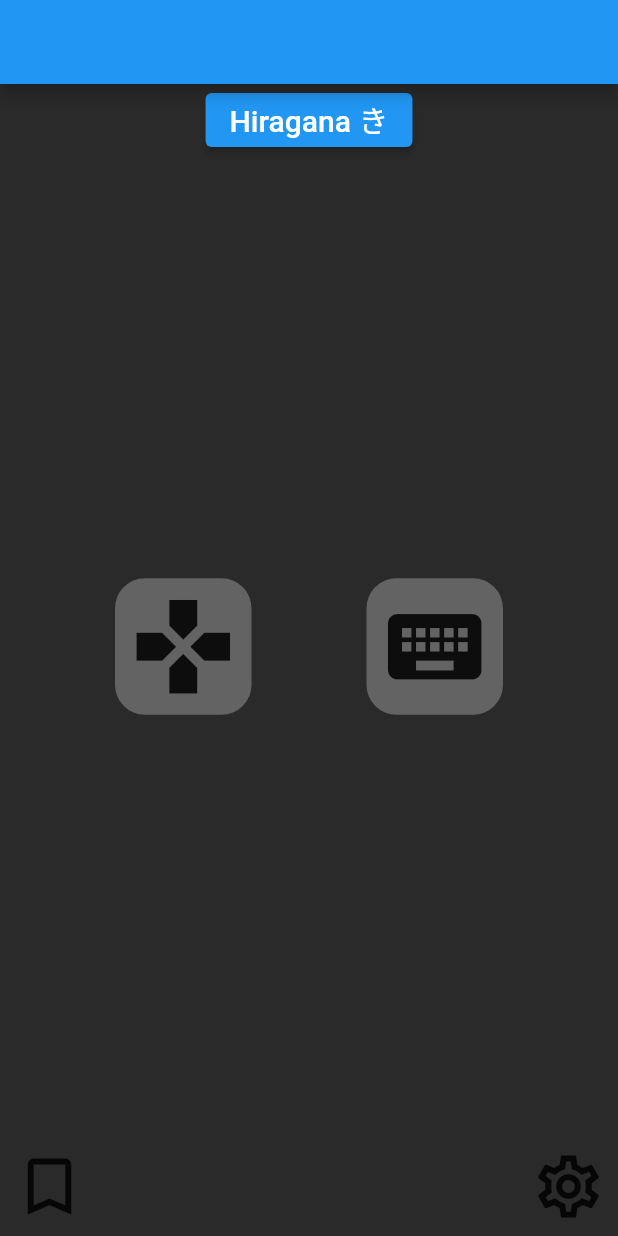
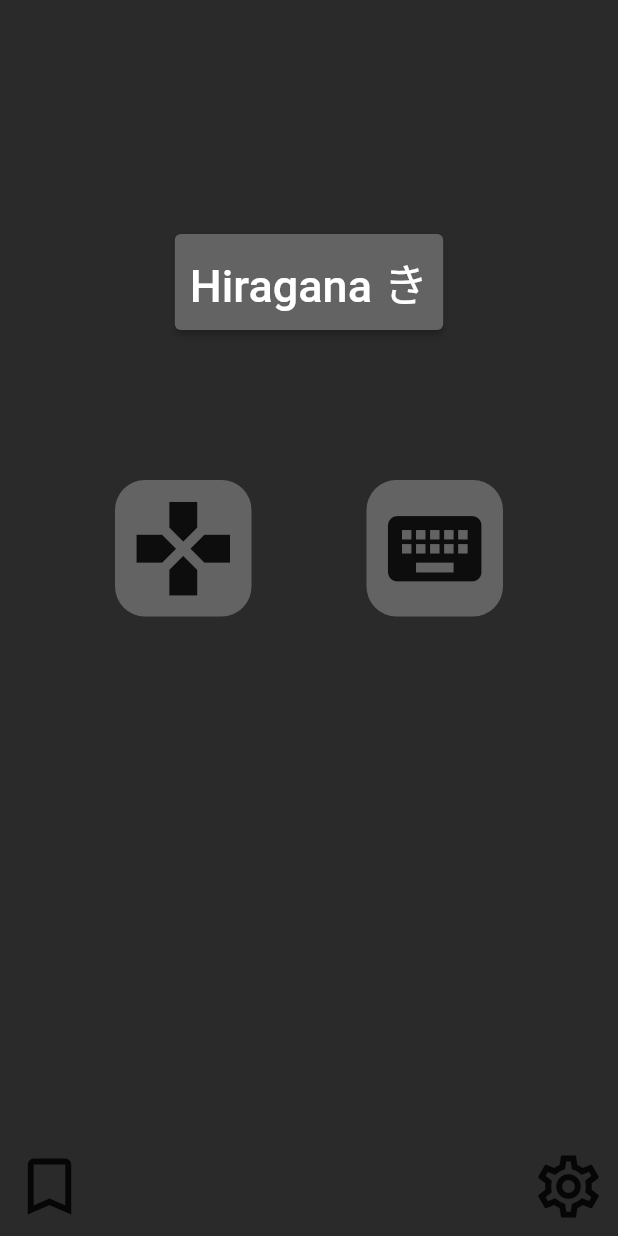
Before and after one commit to Hanssel36/KanaVocab, a Flutter app: the screen it shows after launch, on a phone screen of 412 x 824 dp. Run offline on Flutter 3.47's test engine with Material 2 defaults, Android fonts, the phone set to English and light mode, and no system bars; our stand-ins replace go_router.

Commit message:
UI update

```diff
--- a/lib/main.dart
+++ b/lib/main.dart
@@ -72,25 +72,31 @@ class _HomeScreenState extends State<HomeScreen> {
   @override
   Widget build(BuildContext context) {
     return MaterialApp(
+      debugShowCheckedModeBanner: false,
       home: Scaffold(
-        appBar: AppBar(),
+        appBar: AppBar(
+          backgroundColor: backGroundDark,
+          elevation: 0,
+        ),
         backgroundColor: backGroundDark,
         body: Column(
-          mainAxisAlignment: MainAxisAlignment.spaceBetween,
           children: [
-            Row(
-              mainAxisAlignment: MainAxisAlignment.center,
-              children: [
-                ElevatedButton(
+            Padding(
+              padding: const EdgeInsets.all(100.0),
+              child: ElevatedButton(
+                style: ButtonStyle(
+                    backgroundColor: MaterialStateProperty.all<Color>(tiles),
+                    padding:
+                        MaterialStateProperty.all(const EdgeInsets.all(10))),
                 onPressed: () {
                   setState(() {
                     change = !change;
                   });
                 },
                 child: Text(
-                        style: const TextStyle(fontSize: 20),
-                        change ? "Hiragana き" : "Katakana \u30A2")),
-              ],
+                    style: const TextStyle(fontSize: 30),
+                    change ? "Hiragana き" : "Katakana \u30A2"),
+              ),
             ),
             Row(
               mainAxisAlignment: MainAxisAlignment.spaceEvenly,
@@ -98,13 +104,16 @@ class _HomeScreenState extends State<HomeScreen> {
                 Container(
                   decoration: const BoxDecoration(
                     color: tiles,
-                        borderRadius: BorderRadius.all(Radius.circular(20.0))),
+                    borderRadius: BorderRadius.all(Radius.circular(20.0)),
+                  ),
                   child: IconButton(
                     iconSize: 75,
                     splashColor: Colors.transparent,
                     highlightColor: Colors.transparent,
                     onPressed: () => context.go('/selection'),
-                        icon: const Icon(Icons.gamepad))),
+                    icon: const Icon(Icons.gamepad),
+                  ),
+                ),
                 Container(
                   decoration: const BoxDecoration(
                       color: tiles,
@@ -114,10 +123,14 @@ class _HomeScreenState extends State<HomeScreen> {
                       splashColor: Colors.transparent,
                       highlightColor: Colors.transparent,
                       onPressed: () => context.go('/keyboard'),
-                        icon: const Icon(Icons.keyboard)))
+                      icon: const Icon(Icons.keyboard)),
+                )
               ],
             ),
-            Row(
+            Expanded(
+              child: Align(
+                alignment: Alignment.bottomCenter,
+                child: Row(
                   mainAxisAlignment: MainAxisAlignment.spaceBetween,
                   children: [
                     IconButton(
@@ -125,14 +138,18 @@ class _HomeScreenState extends State<HomeScreen> {
                       iconSize: 50,
                       icon: const Icon(
                         Icons.bookmark_outline,
-                    )),
+                      ),
+                    ),
                     IconButton(
                       onPressed: () {},
                       iconSize: 50,
                       icon: const Icon(
                         Icons.settings_outlined,
-                    )),
+                      ),
+                    ),
                   ],
+                ),
+              ),
             ),
           ],
         ),
--- a/lib/practice/selection.dart
+++ b/lib/practice/selection.dart
@@ -19,6 +19,7 @@ class _SelectionScreenState extends State<SelectionScreen> {
       home: Scaffold(
         backgroundColor: backGroundDark,
         appBar: AppBar(
+          backgroundColor: backGroundDark,
           title: const Text("Selection"),
           leading: IconButton(
             onPressed: () => context.go("/"),
```
Lines whose indentation alone changed are shown as unchanged.
